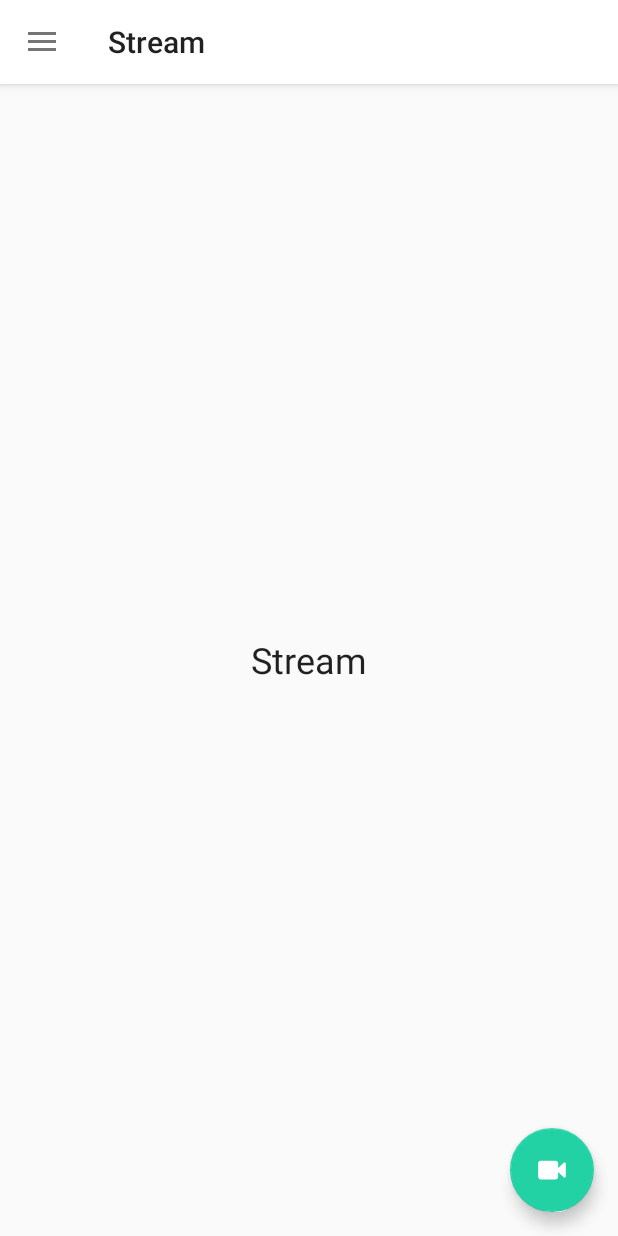
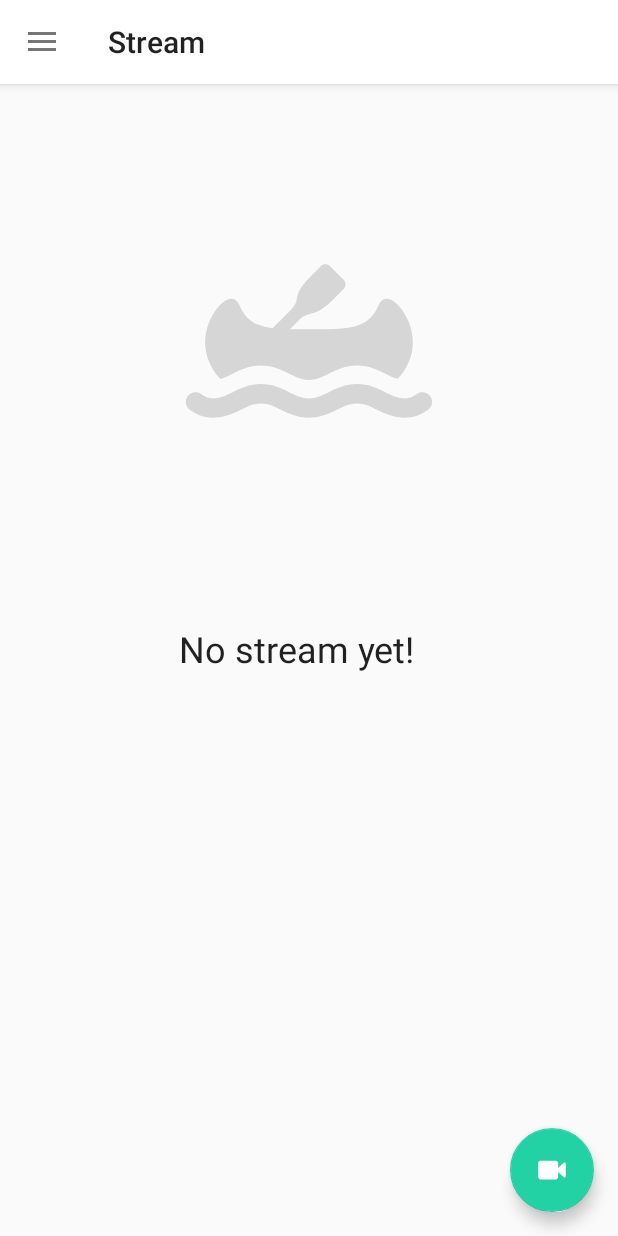
Before and after one commit to bsstokes/bsDIY, an Android app: the fragment StreamFragment placed in its activity, on a phone screen of 412 x 824 dp. Run offline under Robolectric (Android 15) with nearby library versions, the phone set to English and light mode, and no system bars; our stand-ins replace ButterKnife, Dagger/Hilt's generated code, Picasso; libraries missing offline, so code that uses them is left out: com.crashlytics.android, io.fabric.sdk, rx.subscriptions; pictures from the network do not load; 1 statement that could not run was skipped.

Commit message:
Create empty state for Stream.

```diff
--- a/app/src/main/java/com/bsstokes/bsdiy/stream/StreamFragment.java
+++ b/app/src/main/java/com/bsstokes/bsdiy/stream/StreamFragment.java
@@ -32,9 +32,10 @@ public class StreamFragment extends Fragment {
     @Inject BsDiyDatabase database;
     @Inject Picasso picasso;
 
+    @SuppressWarnings("FieldCanBeLocal")
     private final @StringRes int TITLE = R.string.stream;
-    @SuppressWarnings("FieldCanBeLocal") private final @LayoutRes
-    int LAYOUT = R.layout.fragment_stream;
+    @SuppressWarnings("FieldCanBeLocal")
+    private final @LayoutRes int LAYOUT = R.layout.fragment_stream;
 
     private final CompositeSubscription subscriptions = new CompositeSubscription();
     private Unbinder unbinder;
@@ -55,7 +56,7 @@ public class StreamFragment extends Fragment {
         final View view = inflater.inflate(LAYOUT, container, false);
         unbinder = ButterKnife.bind(this, view);
 
-        textView.setText(TITLE);
+        textView.setText(R.string.no_stream);
 
         return view;
     }
--- a/app/src/main/res/layout/fragment_stream.xml
+++ b/app/src/main/res/layout/fragment_stream.xml
@@ -1,17 +1,41 @@
 <?xml version="1.0" encoding="utf-8"?>
-<LinearLayout xmlns:android="http://schemas.android.com/apk/res/android"
-              xmlns:tools="http://schemas.android.com/tools"
-              android:layout_width="match_parent"
-              android:layout_height="match_parent"
-              android:gravity="center"
-              android:orientation="vertical">
+<android.support.constraint.ConstraintLayout
+    xmlns:android="http://schemas.android.com/apk/res/android"
+    xmlns:app="http://schemas.android.com/apk/res-auto"
+    xmlns:tools="http://schemas.android.com/tools"
+    android:layout_width="match_parent"
+    android:layout_height="match_parent"
+    android:gravity="center"
+    android:orientation="vertical">
+
+    <ImageView
+        android:id="@+id/imageView"
+        android:layout_width="0dp"
+        android:layout_height="180dp"
+        android:layout_marginBottom="8dp"
+        android:layout_marginEnd="16dp"
+        android:layout_marginStart="16dp"
+        android:layout_marginTop="16dp"
+        android:contentDescription="@string/no_stream"
+        android:tint="@color/diy_medium_gray"
+        app:layout_constraintBottom_toTopOf="@+id/text_view"
+        app:layout_constraintLeft_toLeftOf="parent"
+        app:layout_constraintRight_toRightOf="parent"
+        app:layout_constraintTop_toTopOf="parent"
+        app:srcCompat="@drawable/ic_stream"/>
 
     <TextView
         android:id="@+id/text_view"
         android:layout_width="wrap_content"
         android:layout_height="wrap_content"
         android:layout_gravity="center"
+        android:layout_marginBottom="16dp"
+        android:layout_marginEnd="16dp"
         android:textAppearance="@style/TextAppearance.AppCompat.Headline"
-        tools:text="@string/stream"/>
+        app:layout_constraintBottom_toBottomOf="parent"
+        app:layout_constraintLeft_toLeftOf="parent"
+        app:layout_constraintRight_toRightOf="parent"
+        app:layout_constraintTop_toTopOf="parent"
+        tools:text="@string/no_stream"/>
 
-</LinearLayout>
+</android.support.constraint.ConstraintLayout>
--- a/app/src/main/res/values/strings.xml
+++ b/app/src/main/res/values/strings.xml
@@ -19,6 +19,7 @@
 
     <!-- Empty states -->
     <string name="no_messages">No messages yet!</string>
+    <string name="no_stream">No stream yet!</string>
     <string name="no_to_dos">No to-do&#8217;s yet!</string>
 
     <!-- Placeholders -->
```
